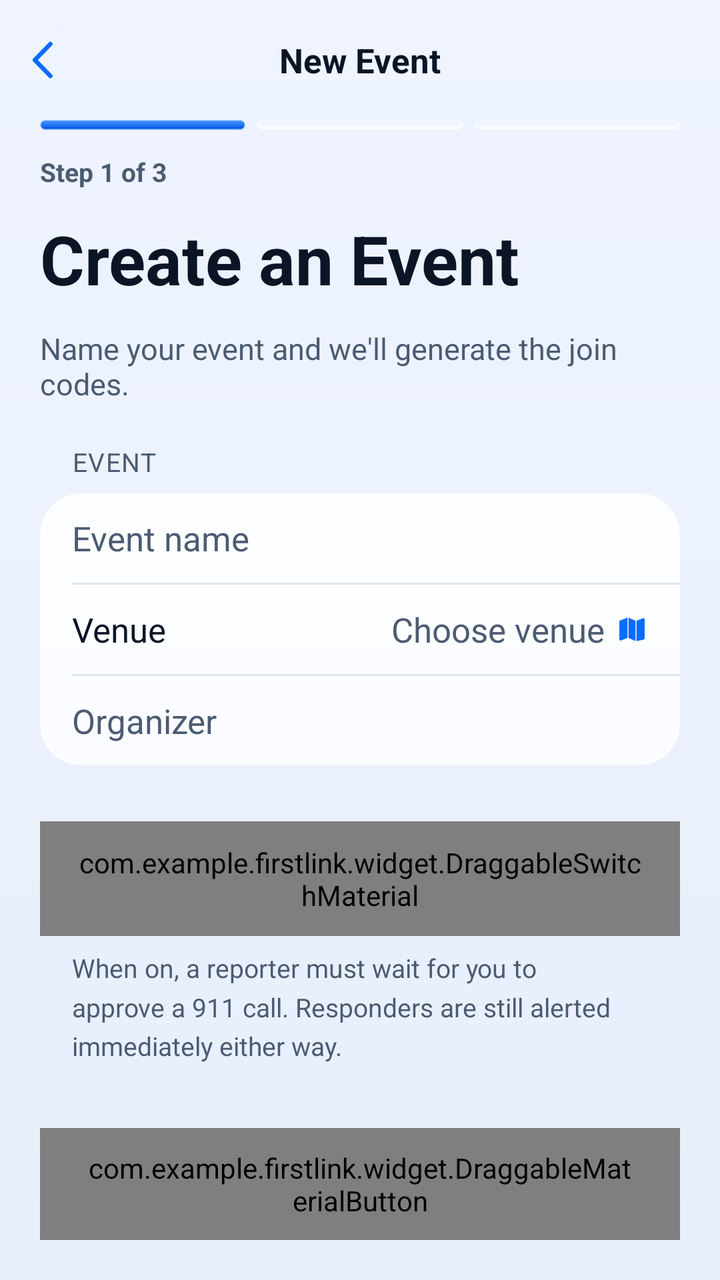
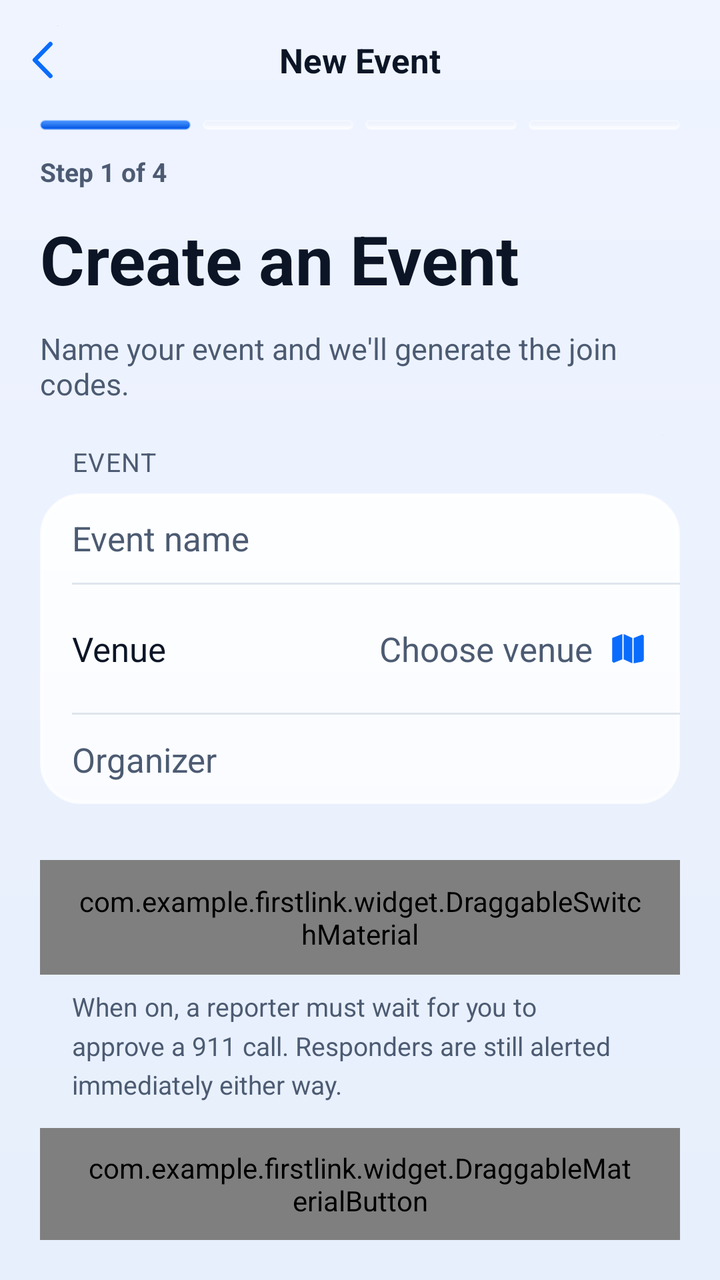

An Android layout rendered at two revisions. The XML below is the earlier revision; the diff shows what the commit changed to produce the second picture.
<!-- AndroidManifest.xml: application theme Theme.FirstLink -->
<!-- res/layout/creator.xml -->
<?xml version="1.0" encoding="utf-8"?>
<androidx.constraintlayout.widget.ConstraintLayout xmlns:android="http://schemas.android.com/apk/res/android"
    xmlns:app="http://schemas.android.com/apk/res-auto"
    android:id="@+id/creator"
    android:fitsSystemWindows="true"
    android:layout_width="match_parent"
    android:layout_height="match_parent"
    android:background="@drawable/bg_page_glass">

    
    <FrameLayout
        android:id="@+id/nav_bar"
        android:layout_width="0dp"
        android:layout_height="44dp"
        android:layout_marginTop="8dp"
        app:layout_constraintEnd_toEndOf="parent"
        app:layout_constraintStart_toStartOf="parent"
        app:layout_constraintTop_toTopOf="parent">

        <TextView
            android:layout_width="match_parent"
            android:layout_height="match_parent"
            android:gravity="center"
            android:text="New Event"
            android:textColor="@color/text_primary"
            android:textSize="17sp"
            android:textStyle="bold" />

        <ImageButton
            android:id="@+id/back_button"
            android:layout_width="44dp"
            android:layout_height="44dp"
            android:layout_gravity="start|center_vertical"
            android:background="?attr/selectableItemBackgroundBorderless"
            android:contentDescription="Back"
            android:padding="10dp"
            android:scaleType="fitCenter"
            android:src="@drawable/ic_back"
            android:tint="@color/brand_primary" />
    </FrameLayout>

    <ScrollView
        android:layout_width="0dp"
        android:layout_height="0dp"
        android:clipToPadding="false"
        android:fillViewport="true"
        android:scrollbars="none"
        app:layout_constraintBottom_toTopOf="@id/create_event_btn"
        app:layout_constraintEnd_toEndOf="parent"
        app:layout_constraintStart_toStartOf="parent"
        app:layout_constraintTop_toBottomOf="@id/nav_bar">

        <LinearLayout
            android:layout_width="match_parent"
            android:layout_height="wrap_content"
            android:orientation="vertical"
            android:paddingBottom="24dp">

            
            <LinearLayout
                android:layout_width="match_parent"
                android:layout_height="wrap_content"
                android:layout_marginStart="20dp"
                android:layout_marginTop="8dp"
                android:layout_marginEnd="20dp"
                android:orientation="horizontal">

                <View
                    android:layout_width="0dp"
                    android:layout_height="5dp"
                    android:layout_weight="1"
                    android:background="@drawable/bg_ios_progress_on" />

                <View
                    android:layout_width="0dp"
                    android:layout_height="5dp"
                    android:layout_marginStart="6dp"
                    android:layout_weight="1"
                    android:background="@drawable/bg_ios_progress_off" />

                <View
                    android:layout_width="0dp"
                    android:layout_height="5dp"
                    android:layout_marginStart="6dp"
                    android:layout_weight="1"
                    android:background="@drawable/bg_ios_progress_off" />
            </LinearLayout>

            <TextView
                android:layout_width="match_parent"
                android:layout_height="wrap_content"
                android:layout_marginStart="20dp"
                android:layout_marginTop="12dp"
                android:layout_marginEnd="20dp"
                android:text="Step 1 of 3"
                android:textColor="@color/text_secondary"
                android:textSize="13sp"
                android:textStyle="bold" />

            <TextView
                android:layout_width="match_parent"
                android:layout_height="wrap_content"
                android:layout_marginStart="20dp"
                android:layout_marginTop="12dp"
                android:layout_marginEnd="20dp"
                android:text="Create an Event"
                android:textColor="@color/text_primary"
                android:textSize="34sp"
                android:textStyle="bold" />

            <TextView
                android:layout_width="match_parent"
                android:layout_height="wrap_content"
                android:layout_marginStart="20dp"
                android:layout_marginTop="12dp"
                android:layout_marginEnd="20dp"
                android:text="Name your event and we'll generate the join codes."
                android:textColor="@color/text_secondary"
                android:textSize="15sp" />

            
            <TextView
                android:layout_width="match_parent"
                android:layout_height="wrap_content"
                android:layout_marginStart="36dp"
                android:layout_marginTop="20dp"
                android:layout_marginEnd="36dp"
                android:layout_marginBottom="7dp"
                android:letterSpacing="0.04"
                android:text="EVENT"
                android:textAllCaps="true"
                android:textColor="@color/text_secondary"
                android:textSize="13sp" />

            <LinearLayout
                android:layout_width="match_parent"
                android:layout_height="wrap_content"
                android:layout_marginStart="20dp"
                android:layout_marginEnd="20dp"
                android:background="@drawable/bg_ios_group"
                android:orientation="vertical">

                <com.google.android.material.textfield.TextInputEditText
                    android:id="@+id/event_name_submission"
                    android:layout_width="match_parent"
                    android:layout_height="wrap_content"
                    android:background="@null"
                    android:gravity="start|center_vertical"
                    android:hint="Event name"
                    android:imeOptions="actionNext"
                    android:inputType="textCapSentences"
                    android:minHeight="44dp"
                    android:paddingStart="16dp"
                    android:paddingEnd="16dp"
                    android:paddingTop="11dp"
                    android:paddingBottom="11dp"
                    android:textColor="@color/text_primary"
                    android:textColorHint="@color/text_secondary"
                    android:textSize="17sp" />

                <View
                    android:layout_width="match_parent"
                    android:layout_height="1dp"
                    android:layout_marginStart="16dp"
                    android:background="@drawable/bg_ios_separator" />

                
                <LinearLayout
                    android:layout_width="match_parent"
                    android:layout_height="wrap_content"
                    android:gravity="center_vertical"
                    android:minHeight="44dp"
                    android:orientation="horizontal"
                    android:paddingStart="16dp"
                    android:paddingEnd="16dp"
                    android:paddingTop="11dp"
                    android:paddingBottom="11dp">

                    <TextView
                        android:layout_width="wrap_content"
                        android:layout_height="wrap_content"
                        android:text="Venue"
                        android:textColor="@color/text_primary"
                        android:textSize="17sp" />

                    <com.google.android.material.textfield.TextInputEditText
                        android:id="@+id/venue_name_submission"
                        android:layout_width="0dp"
                        android:layout_height="wrap_content"
                        android:layout_marginStart="12dp"
                        android:layout_weight="1"
                        android:background="@null"
                        android:gravity="end|center_vertical"
                        android:hint="Choose venue"
                        android:imeOptions="actionNext"
                        android:inputType="textCapWords"
                        android:minHeight="0dp"
                        android:paddingStart="0dp"
                        android:paddingEnd="0dp"
                        android:paddingTop="0dp"
                        android:paddingBottom="0dp"
                        android:textColor="@color/text_primary"
                        android:textColorHint="@color/text_secondary"
                        android:textSize="17sp" />

                    <ImageView
                        android:layout_width="16dp"
                        android:layout_height="16dp"
                        android:layout_marginStart="6dp"
                        android:contentDescription="Venue on map"
                        android:src="@drawable/ic_sf_map_fill"
                        android:tint="@color/brand_primary" />
                </LinearLayout>

                <View
                    android:layout_width="match_parent"
                    android:layout_height="1dp"
                    android:layout_marginStart="16dp"
                    android:background="@drawable/bg_ios_separator" />

                <com.google.android.material.textfield.TextInputEditText
                    android:id="@+id/organizer_name_submission"
                    android:layout_width="match_parent"
                    android:layout_height="wrap_content"
                    android:background="@null"
                    android:gravity="start|center_vertical"
                    android:hint="Organizer"
                    android:imeOptions="actionDone"
                    android:inputType="textPersonName|textCapWords"
                    android:minHeight="44dp"
                    android:paddingStart="16dp"
                    android:paddingEnd="16dp"
                    android:paddingTop="11dp"
                    android:paddingBottom="11dp"
                    android:textColor="@color/text_primary"
                    android:textColorHint="@color/text_secondary"
                    android:textSize="17sp" />
            </LinearLayout>

            
            <LinearLayout
                android:layout_width="match_parent"
                android:layout_height="wrap_content"
                android:layout_marginStart="20dp"
                android:layout_marginTop="28dp"
                android:layout_marginEnd="20dp"
                android:background="@drawable/bg_ios_group"
                android:orientation="vertical">

                <com.example.firstlink.widget.DraggableSwitchMaterial
                    android:id="@+id/approval_switch"
                    android:layout_width="match_parent"
                    android:layout_height="wrap_content"
                    android:background="@null"
                    android:gravity="center_vertical"
                    android:minHeight="44dp"
                    android:paddingStart="16dp"
                    android:paddingEnd="16dp"
                    android:paddingTop="11dp"
                    android:paddingBottom="11dp"
                    android:text="Require approval before calling 911"
                    android:textColor="@color/text_primary"
                    android:textSize="17sp"
                    app:thumbTint="@color/switch_thumb_tint"
                    app:trackTint="@color/switch_track_tint"
                    app:useMaterialThemeColors="false" />
            </LinearLayout>

            <TextView
                android:layout_width="match_parent"
                android:layout_height="wrap_content"
                android:layout_marginStart="36dp"
                android:layout_marginTop="7dp"
                android:layout_marginEnd="36dp"
                android:lineSpacingMultiplier="1.25"
                android:text="When on, a reporter must wait for you to approve a 911 call. Responders are still alerted immediately either way."
                android:textColor="@color/text_secondary"
                android:textSize="13sp" />
        </LinearLayout>
    </ScrollView>

    
    <com.example.firstlink.widget.DraggableMaterialButton
        android:id="@+id/create_event_btn"
        style="@style/Widget.FirstLink.Button.Primary"
        android:layout_width="0dp"
        android:layout_height="56dp"
        android:layout_marginStart="20dp"
        android:layout_marginEnd="20dp"
        android:layout_marginBottom="20dp"
        android:elevation="0dp"
        android:insetTop="0dp"
        android:insetBottom="0dp"
        android:stateListAnimator="@null"
        android:text="Create Event"
        android:textAllCaps="false"
        android:textColor="@color/white"
        android:textSize="17sp"
        android:textStyle="bold"
        app:backgroundTint="@color/brand_primary"
        app:cornerRadius="28dp"
        app:elevation="0dp"
        app:icon="@drawable/ic_sf_arrow_right"
        app:iconGravity="textStart"
        app:iconPadding="8dp"
        app:iconSize="20dp"
        app:iconTint="@color/white"
        app:layout_constraintBottom_toBottomOf="parent"
        app:layout_constraintEnd_toEndOf="parent"
        app:layout_constraintStart_toStartOf="parent"
        app:strokeWidth="0dp" />

</androidx.constraintlayout.widget.ConstraintLayout>
<!-- resources referenced by this layout -->
<resources>
  <color name="brand_primary">#0A6CFC</color>
  <color name="text_primary">#0B1526</color>
  <color name="text_secondary">#4C5B72</color>
  <color name="white">#FFFFFFFF</color>
  <!-- drawable bg_ios_progress_off (drawable) -->
  <?xml version="1.0" encoding="utf-8"?>
  <shape xmlns:android="http://schemas.android.com/apk/res/android" android:shape="rectangle">
      <corners android:radius="100dp" />
      <gradient android:angle="270" android:endColor="@color/glass_well_bottom" android:startColor="@color/glass_well_top" android:type="linear" />
      <stroke android:width="1dp" android:color="@color/glass_rim_inner" />
  </shape>
  <!-- drawable bg_ios_separator (drawable) -->
  <?xml version="1.0" encoding="utf-8"?>
  <shape xmlns:android="http://schemas.android.com/apk/res/android" android:shape="rectangle">
      <solid android:color="@color/border_light" />
  </shape>
  <style name="Theme.FirstLink" parent="Base.Theme.FirstLink" />
  <color name="glass_sheen_bottom">#B8FFFFFF</color>
  <color name="glass_sheen_top">#E6FFFFFF</color>
  <color name="glass_rim">#B3FFFFFF</color>
  <color name="glass_rim_inner">#59FFFFFF</color>
  <color name="glass_well_bottom">#CCFFFFFF</color>
  <color name="glass_well_top">#66E2EAF7</color>
  <color name="brand_primary_dark">#0052E0</color>
  <color name="brand_primary_light">#4D97FF</color>
  <color name="brand_border_soft">#590A6CFC</color>
  <color name="border_light">#26355C8C</color>
  <color name="page_bottom">#E7EFFC</color>
  <color name="page_top">#EFF4FF</color>
  <color name="bloom_brand_clear">#000A6CFC</color>
  <color name="bloom_brand">#4D0A6CFC</color>
  <color name="bloom_sky_clear">#0000A3FF</color>
  <color name="bloom_sky">#4700A3FF</color>
  <color name="bloom_white_clear">#00FFFFFF</color>
  <color name="bloom_white">#B3FFFFFF</color>
  <style name="Widget.FirstLink.Button" parent="Widget.Material3.Button">
          <item name="android:stateListAnimator">@animator/button_press_feedback</item>
          <item name="android:textAllCaps">false</item>
          <item name="android:letterSpacing">0</item>
          <item name="shapeAppearanceOverlay">@style/ShapeAppearance.FirstLink.Pill</item>
          <item name="strokeWidth">0dp</item>
      </style>
  <color name="brand_glow">#0A6CFC</color>
  <style name="ShapeAppearance.FirstLink.Pill" parent="">
          <item name="cornerFamily">rounded</item>
          <item name="cornerSize">50%</item>
      </style>
  <color name="brand_primary_container">#240A6CFC</color>
  <color name="brand_on_primary_container">#0B47B0</color>
  <color name="danger">#D70015</color>
  <color name="surface">#EFF4FF</color>
  <style name="ShapeAppearance.FirstLink.Small" parent="ShapeAppearance.Material3.SmallComponent">
          <item name="cornerSize">18dp</item>
      </style>
  <style name="ShapeAppearance.FirstLink.Medium" parent="ShapeAppearance.Material3.MediumComponent">
          <item name="cornerSize">24dp</item>
      </style>
  <style name="ShapeAppearance.FirstLink.Large" parent="ShapeAppearance.Material3.LargeComponent">
          <item name="cornerSize">30dp</item>
      </style>
  <style name="WindowAnimation.FirstLink" parent="@android:style/Animation.Activity">
          <item name="android:activityOpenEnterAnimation">@anim/activity_open_enter</item>
          <item name="android:activityOpenExitAnimation">@anim/activity_open_exit</item>
          <item name="android:activityCloseEnterAnimation">@anim/activity_close_enter</item>
          <item name="android:activityCloseExitAnimation">@anim/activity_close_exit</item>
      </style>
  <color name="dialog_glass_surface">#F0F7FAFF</color>
  <color name="text_body">#33425A</color>
  <color name="glass_fill">#A6FFFFFF</color>
  <color name="glass_border_strong">#59839FC4</color>
  <color name="glass_ripple">#3D0A6CFC</color>
  <!-- unchanged entries left out for length: 11 -->
</resources>

<!-- the commit's change to res/layout/creator.xml (unified diff, before → after) -->
@@ -84,6 +84,13 @@
                     android:layout_marginStart="6dp"
                     android:layout_weight="1"
                     android:background="@drawable/bg_ios_progress_off" />
+
+                <View
+                    android:layout_width="0dp"
+                    android:layout_height="5dp"
+                    android:layout_marginStart="6dp"
+                    android:layout_weight="1"
+                    android:background="@drawable/bg_ios_progress_off" />
             </LinearLayout>
 
             <TextView
@@ -92,7 +99,7 @@
                 android:layout_marginStart="20dp"
                 android:layout_marginTop="12dp"
                 android:layout_marginEnd="20dp"
-                android:text="Step 1 of 3"
+                android:text="Step 1 of 4"
                 android:textColor="@color/text_secondary"
                 android:textSize="13sp"
                 android:textStyle="bold" />
@@ -164,12 +171,15 @@
                     android:layout_marginStart="16dp"
                     android:background="@drawable/bg_ios_separator" />
 
-                
                 <LinearLayout
+                    android:id="@+id/venue_picker_button"
                     android:layout_width="match_parent"
                     android:layout_height="wrap_content"
+                    android:clickable="true"
+                    android:focusable="true"
+                    android:foreground="?attr/selectableItemBackground"
                     android:gravity="center_vertical"
-                    android:minHeight="44dp"
+                    android:minHeight="64dp"
                     android:orientation="horizontal"
                     android:paddingStart="16dp"
                     android:paddingEnd="16dp"
@@ -183,31 +193,23 @@
                         android:textColor="@color/text_primary"
                         android:textSize="17sp" />
 
-                    <com.google.android.material.textfield.TextInputEditText
+                    <TextView
                         android:id="@+id/venue_name_submission"
                         android:layout_width="0dp"
                         android:layout_height="wrap_content"
                         android:layout_marginStart="12dp"
                         android:layout_weight="1"
-                        android:background="@null"
                         android:gravity="end|center_vertical"
                         android:hint="Choose venue"
-                        android:imeOptions="actionNext"
-                        android:inputType="textCapWords"
-                        android:minHeight="0dp"
-                        android:paddingStart="0dp"
-                        android:paddingEnd="0dp"
-                        android:paddingTop="0dp"
-                        android:paddingBottom="0dp"
                         android:textColor="@color/text_primary"
                         android:textColorHint="@color/text_secondary"
                         android:textSize="17sp" />
 
                     <ImageView
-                        android:layout_width="16dp"
-                        android:layout_height="16dp"
-                        android:layout_marginStart="6dp"
-                        android:contentDescription="Venue on map"
+                        android:layout_width="20dp"
+                        android:layout_height="20dp"
+                        android:layout_marginStart="8dp"
+                        android:contentDescription="Choose venue on map"
                         android:src="@drawable/ic_sf_map_fill"
                         android:tint="@color/brand_primary" />
                 </LinearLayout>
